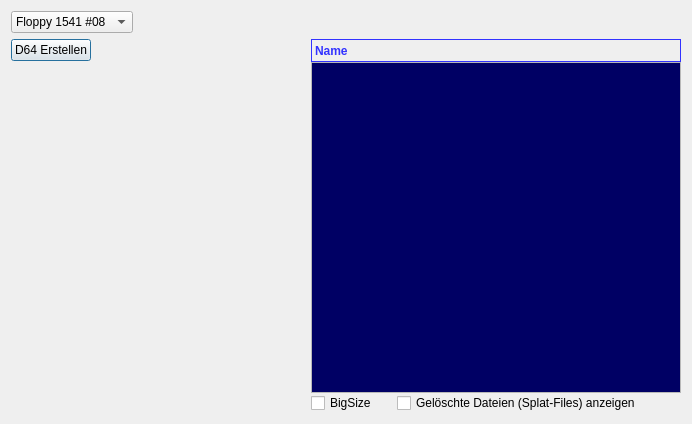
This is floppy_window.ui in ThKattanek/emu64 as Qt 5 draws it before an edit. The edited form follows.
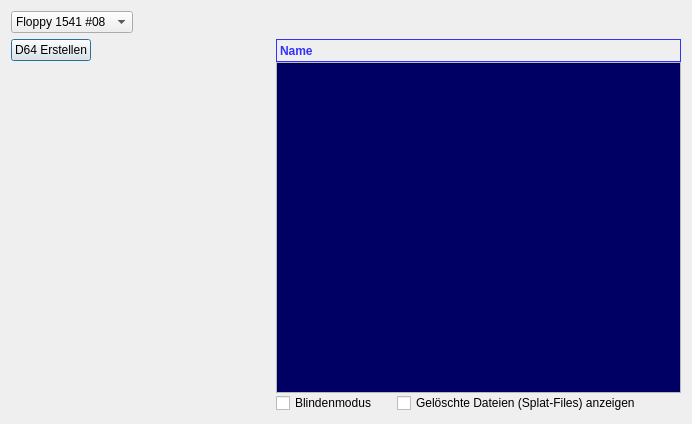
This is the edited form. Custom widgets are drawn as their Qt base class.

Patch:
```diff
--- a/floppy_window.ui
+++ b/floppy_window.ui
@@ -275,7 +275,7 @@
          <item>
           <widget class="QCheckBox" name="D64FileTableBigSize">
            <property name="text">
-            <string>BigSize</string>
+            <string>Blindenmodus</string>
            </property>
           </widget>
          </item>
```
